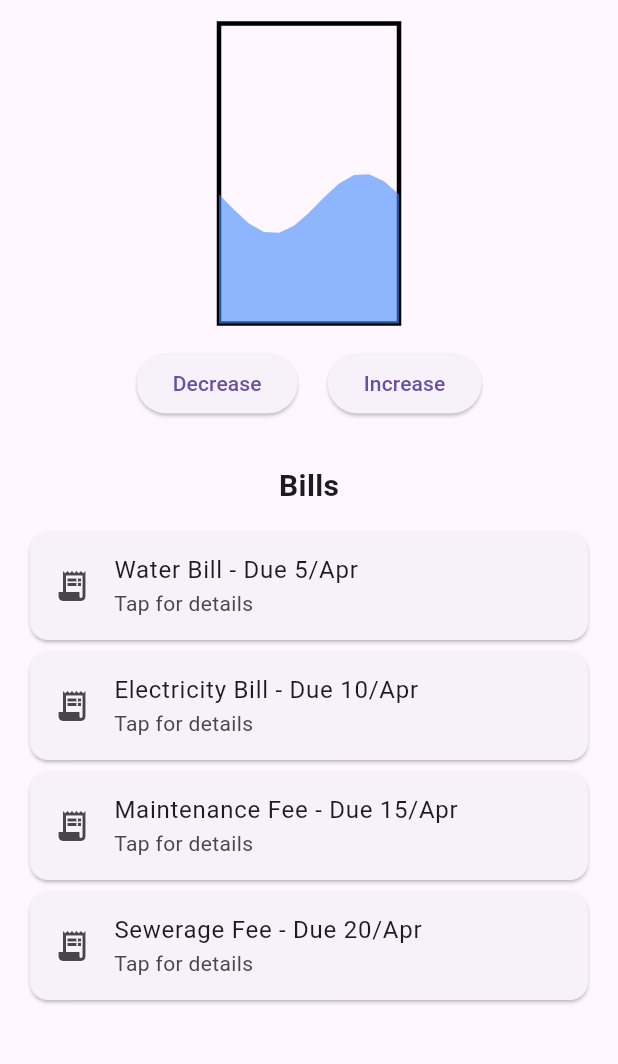
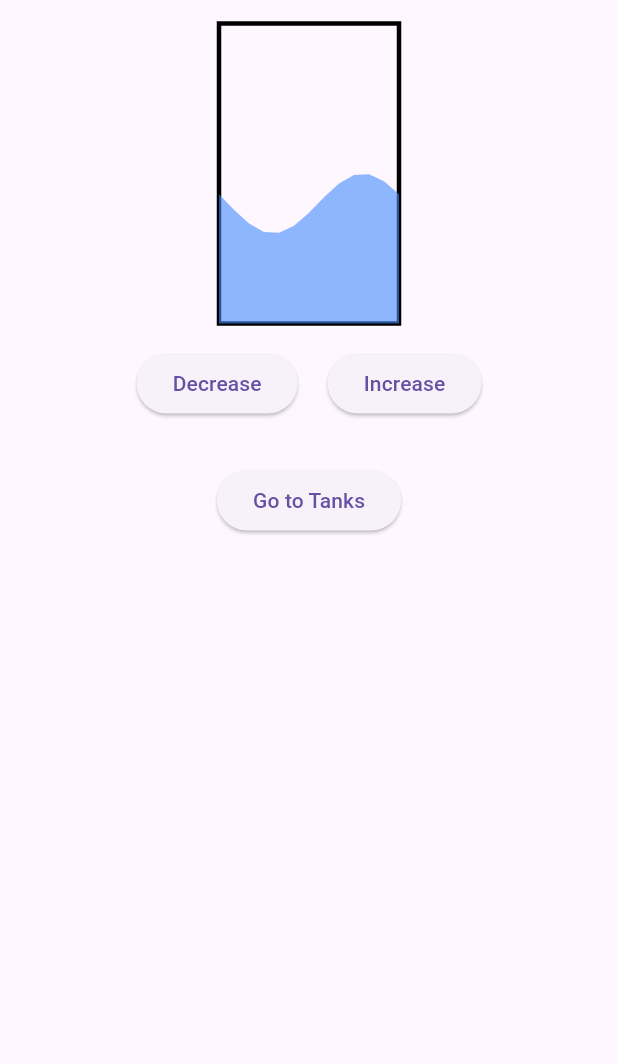
Before and after one commit to hamza-damra/Smart-Water-Distribution-System-Client-Application, a Flutter app: the HomeScreen screen opened by its route, on a phone screen of 412 x 824 dp, the part 155-1219 px from its top. Run offline on Flutter 3.47's test engine with Material 3 defaults, Android fonts, the phone set to English and light mode, and no system bars; our stand-ins replace fl_chart, image_picker, permission_handler, shared_preferences; accounts and stored records are empty.

Commit message:
📊 Add tank details chart with fl_chart and improve layout

```diff
--- a/lib/main.dart
+++ b/lib/main.dart
@@ -2,12 +2,13 @@
 import 'package:mytank/providers/auth_provider.dart';
 import 'package:mytank/providers/forgot_password_provider.dart';
 import 'package:mytank/providers/update_data_provider.dart';
+import 'package:mytank/providers/tanks_provider.dart'; // <-- import TanksProvider
 import 'package:mytank/utilities/route_manager.dart';
 import 'package:provider/provider.dart';
 
 void main() async {
   WidgetsFlutterBinding.ensureInitialized();
-  runApp(MyApp());
+  runApp(const MyApp());
 }
 
 class MyApp extends StatelessWidget {
@@ -20,6 +21,7 @@
         ChangeNotifierProvider(create: (context) => AuthProvider()..initialize()),
         ChangeNotifierProvider(create: (context) => ForgotPasswordProvider()),
         ChangeNotifierProvider(create: (context) => UpdateDataProvider()),
+        ChangeNotifierProvider(create: (context) => TanksProvider()), // <-- add TanksProvider
       ],
       child: MaterialApp(
         title: 'Smart Water System',
--- /dev/null
+++ b/lib/models/tank_model.dart
@@ -0,0 +1,26 @@
+// tank_model.dart
+class Tank {
+  final String id;
+  final double currentLevel;
+  final double maxCapacity;
+  final double monthlyCapacity;
+
+  Tank({
+    required this.id,
+    required this.currentLevel,
+    required this.maxCapacity,
+    required this.monthlyCapacity,
+  });
+
+  factory Tank.fromJson(Map<String, dynamic> json) {
+    return Tank(
+      id: json['_id'] as String,
+      currentLevel: (json['current_level'] as num).toDouble(),
+      maxCapacity: (json['max_capacity'] as num).toDouble(),
+      monthlyCapacity: (json['monthly_capacity'] as num).toDouble(),
+    );
+  }
+
+
+  double get fillPercentage => (currentLevel / maxCapacity) * 100;
+}
--- /dev/null
+++ b/lib/providers/tanks_provider.dart
@@ -0,0 +1,45 @@
+// tanks_provider.dart
+import 'dart:convert';
+import 'package:flutter/material.dart';
+import 'package:http/http.dart' as http;
+import 'package:provider/provider.dart';
+import '../providers/auth_provider.dart';
+import '../models/tank_model.dart';
+
+class TanksProvider with ChangeNotifier {
+  List<Tank> _tanks = [];
+  List<Tank> get tanks => _tanks;
+
+  Future<void> fetchTanks(BuildContext context) async {
+    const url = 'https://smart-water-distribution-system.onrender.com/api/tank/customer-tanks';
+
+    try {
+      // 1) Retrieve the token from AuthProvider
+      final authProvider = Provider.of<AuthProvider>(context, listen: false);
+      final token = authProvider.accessToken;
+
+      // 2) Send the GET request with the token as a Cookie
+      final response = await http.get(
+        Uri.parse(url),
+        headers: {
+          'Cookie': 'access_token=$token',
+          'Content-Type': 'application/json',
+        },
+      );
+
+      debugPrint('Status code: ${response.statusCode}');
+      debugPrint('Response body: ${response.body}');
+
+      if (response.statusCode == 200) {
+        final List<dynamic> data = jsonDecode(response.body) as List<dynamic>;
+        _tanks = data.map((tankJson) => Tank.fromJson(tankJson)).toList();
+        notifyListeners();
+      } else {
+        throw Exception('Failed to load tanks. Status code: ${response.statusCode}');
+      }
+    } catch (error) {
+      debugPrint('Error in fetchTanks(): $error');
+      rethrow;
+    }
+  }
+}
--- a/lib/screens/home_screen.dart
+++ b/lib/screens/home_screen.dart
@@ -1,3 +1,4 @@
+// home_screen.dart
 import 'dart:math';
 import 'package:flutter/material.dart';
 import 'package:mytank/providers/auth_provider.dart';
@@ -11,8 +12,7 @@
   State<HomeScreen> createState() => _HomeScreenState();
 }
 
-class _HomeScreenState extends State<HomeScreen>
-    with SingleTickerProviderStateMixin {
+class _HomeScreenState extends State<HomeScreen> with SingleTickerProviderStateMixin {
   late AnimationController _waveController;
 
   /// The water level in the tank (0.0 = empty, 1.0 = full)
@@ -24,7 +24,7 @@
     _waveController = AnimationController(
       vsync: this,
       duration: const Duration(seconds: 2),
-    )..repeat(); // wave animation loops
+    )..repeat(); // Wave animation loops indefinitely.
   }
 
   @override
@@ -37,7 +37,7 @@
   void _increaseWaterLevel() {
     setState(() {
       _waterLevel += 0.05;
-      if (_waterLevel > 1.0) _waterLevel = 1.0; // clamp at max (full)
+      if (_waterLevel > 1.0) _waterLevel = 1.0; // Clamp at max (full)
     });
   }
 
@@ -45,7 +45,7 @@
   void _decreaseWaterLevel() {
     setState(() {
       _waterLevel -= 0.05;
-      if (_waterLevel < 0.0) _waterLevel = 0.0; // clamp at min (empty)
+      if (_waterLevel < 0.0) _waterLevel = 0.0; // Clamp at min (empty)
     });
   }
 
@@ -102,13 +102,12 @@
         padding: const EdgeInsets.all(16.0),
         child: Column(
           children: [
-            // Water tank title
+            // Title
             const Text(
               'My Tank Animation',
               style: TextStyle(fontSize: 22, fontWeight: FontWeight.bold),
             ),
             const SizedBox(height: 16),
-
             // Animated water tank
             SizedBox(
               width: 120,
@@ -121,8 +120,7 @@
               ),
             ),
             const SizedBox(height: 16),
-
-            // Increase / Decrease water level
+            // Increase / Decrease water level buttons
             Row(
               mainAxisAlignment: MainAxisAlignment.center,
               children: [
@@ -138,53 +136,24 @@
               ],
             ),
             const SizedBox(height: 30),
-
-            // Bills list
-            const Text(
-              'Bills',
-              style: TextStyle(fontSize: 20, fontWeight: FontWeight.bold),
+            // Button to navigate to the Tanks screen
+            ElevatedButton(
+              onPressed: () {
+                Navigator.pushNamed(context, RouteManager.tanksRoute);
+              },
+              child: const Text('Go to Tanks'),
             ),
-            const SizedBox(height: 12),
-            _buildBillsList(),
           ],
         ),
       ),
     );
   }
-
-  /// A dummy list of bills
-  Widget _buildBillsList() {
-    final bills = [
-      'Water Bill - Due 5/Apr',
-      'Electricity Bill - Due 10/Apr',
-      'Maintenance Fee - Due 15/Apr',
-      'Sewerage Fee - Due 20/Apr',
-    ];
-
-    return ListView.builder(
-      shrinkWrap: true,
-      physics: const NeverScrollableScrollPhysics(),
-      itemCount: bills.length,
-      itemBuilder: (context, index) {
-        return Card(
-          child: ListTile(
-            leading: const Icon(Icons.receipt_long),
-            title: Text(bills[index]),
-            subtitle: const Text('Tap for details'),
-            onTap: () {
-              // TODO: Implement further navigation if needed
-            },
-          ),
-        );
-      },
-    );
-  }
 }
 
-/// Custom painter for the water tank
+/// Custom painter for the water tank wave animation.
 class _WaterTankPainter extends CustomPainter {
   final Animation<double> animation;
-  final double waterLevel; // 0.0 to 1.0
+  final double waterLevel; // Expected value between 0.0 and 1.0
 
   _WaterTankPainter({required this.animation, required this.waterLevel})
       : super(repaint: animation);
@@ -192,45 +161,36 @@
   @override
   void paint(Canvas canvas, Size size) {
     // 1) Draw tank border
-    final tankPaint =
-        Paint()
+    final tankPaint = Paint()
       ..color = Colors.black
       ..strokeWidth = 3
       ..style = PaintingStyle.stroke;
-
     canvas.drawRect(Rect.fromLTWH(0, 0, size.width, size.height), tankPaint);
 
-    // 2) Animate wave horizontally
-    final waterPaint =
-        Paint()
+    // 2) Draw animated water wave
+    final waterPaint = Paint()
       ..color = Colors.blueAccent.withOpacity(0.6)
       ..style = PaintingStyle.fill;
 
-    // Horizontal shift in wave
+    // Calculate horizontal shift based on animation value.
     final waveShift = animation.value * size.width;
-
-    // Base water line: 1.0 => top, 0.0 => bottom
-    // e.g. waterLevel=1 => baseHeight=0 => wave at top
-    // waterLevel=0 => baseHeight=size.height => wave at bottom
+    // Calculate base water line (top when full, bottom when empty).
     final baseHeight = size.height * (1 - waterLevel);
 
     final wavePath = Path();
-    // Start from bottom-left corner
+    // Start from bottom-left corner.
     wavePath.moveTo(0, size.height);
 
-    final waveHeight = 20.0; // amplitude
+    final waveHeight = 20.0; // Amplitude of the wave
     for (double x = 0; x <= size.width; x += 10) {
-      // Original wave formula
-      final rawY =
-          baseHeight + sin((x + waveShift) / size.width * 2 * pi) * waveHeight;
-      // Ensure wave stays within the tank (0..size.height)
+      final rawY = baseHeight + sin((x + waveShift) / size.width * 2 * pi) * waveHeight;
       final clampedY = rawY.clamp(0.0, size.height);
       wavePath.lineTo(x, clampedY);
     }
-
-    // Close path at bottom-right
+    // Close path at bottom-right.
     wavePath.lineTo(size.width, size.height);
     wavePath.close();
+
     canvas.drawPath(wavePath, waterPaint);
   }
 
--- a/lib/utilities/route_manager.dart
+++ b/lib/utilities/route_manager.dart
@@ -4,8 +4,9 @@
 import 'package:mytank/screens/updatePassword_screen.dart';
 import 'package:mytank/screens/update_data_screen.dart';
 import 'package:mytank/screens/home_screen.dart';
-// Import the profile screen
 import 'package:mytank/screens/profile_screen.dart';
+import 'package:mytank/screens/tanks_screen.dart';
+import 'package:mytank/screens/tank_details_screen.dart'; // Import TankDetailsScreen
 
 class RouteManager {
   static const String loginRoute = '/';
@@ -13,8 +14,9 @@
   static const String updatePasswordRoute = '/updatePassword';
   static const String updateDataRoute = '/updateData';
   static const String homeRoute = '/home';
-  // New route for the ProfileScreen
   static const String profileRoute = '/profile';
+  static const String tanksRoute = '/tanks';
+  static const String tankDetailsRoute = '/tankDetails';
 
   static Route<dynamic> generateRoute(RouteSettings settings) {
     switch (settings.name) {
@@ -28,8 +30,15 @@
         return MaterialPageRoute(builder: (_) => const UpdateDataScreen());
       case homeRoute:
         return MaterialPageRoute(builder: (_) => const HomeScreen());
+      case tankDetailsRoute:
+        final tankId = settings.arguments as String;
+        return MaterialPageRoute(
+          builder: (_) => TankDetailsScreen(tankId: tankId),
+        );
       case profileRoute:
         return MaterialPageRoute(builder: (_) => const ProfileScreen());
+      case tanksRoute:
+        return MaterialPageRoute(builder: (_) => const TanksScreen());
       default:
         throw const FormatException('Route not found! Check routes again.');
     }
--- a/pubspec.yaml
+++ b/pubspec.yaml
@@ -39,6 +39,9 @@
   shared_preferences: ^2.5.2
   image_picker: ^1.1.2
   permission_handler: ^11.4.0
+  fl_chart: ^0.70.2
+
+
 
 dev_dependencies:
   flutter_test:
```
Also changed, not shown: lib/providers/auth_provider.dart (+29 -39 lines), lib/screens/tank_details_screen.dart (added, +205 -0 lines), lib/screens/tanks_screen.dart (added, +100 -0 lines), lib/screens/updatePassword_screen.dart (+13 -13 lines), lib/widgets/tank_card.dart (added, +136 -0 lines), pubspec.lock. Lines whose indentation alone changed are shown as unchanged.
